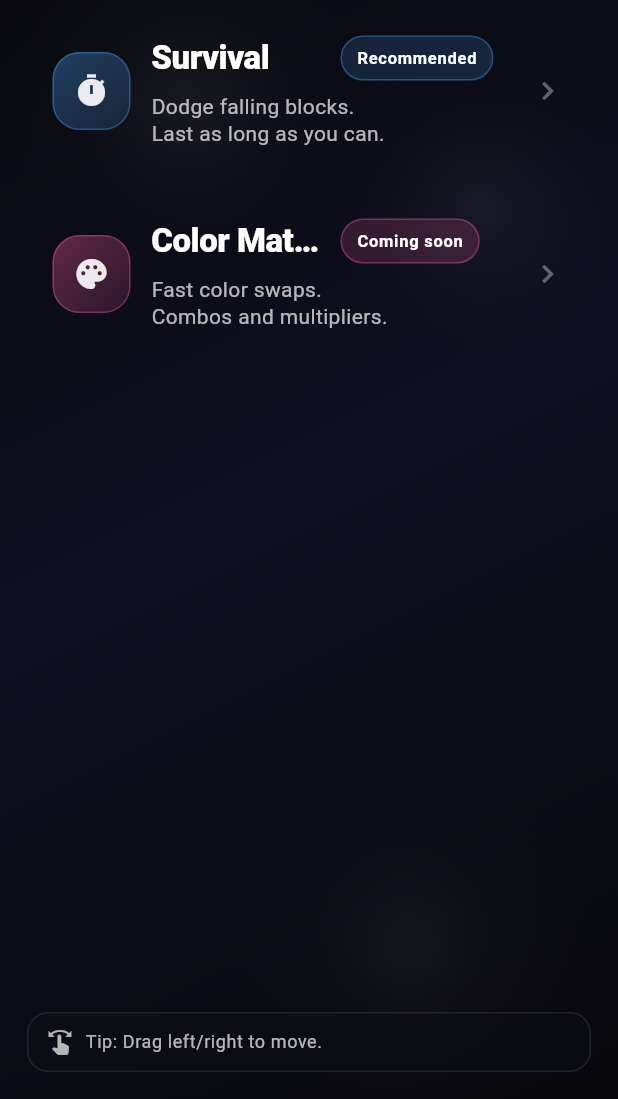
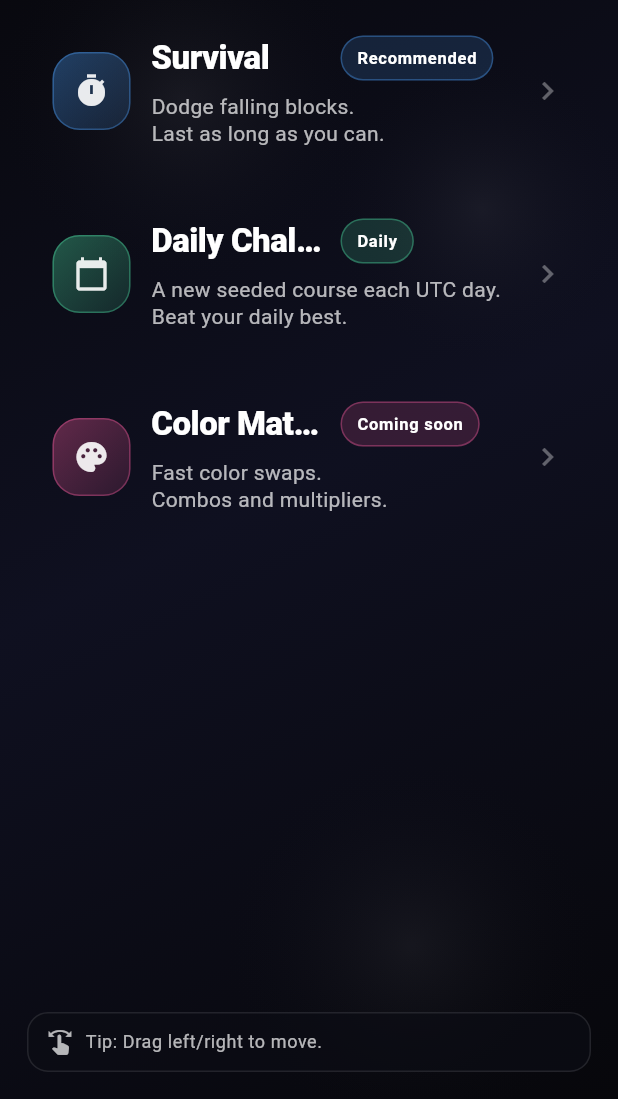
Before and after one commit to kris7011/color-dodge, a Flutter app: the screen it shows after launch, on a phone screen of 412 x 824 dp, the part 137-1236 px from its top. Run offline on Flutter 3.47's test engine with Material 3 defaults, Android fonts, the phone set to English and light mode, and no system bars; our stand-ins replace shared_preferences; missing offline and left inert: flame.

Commit message:
feat: seeded Daily Challenge mode with per-day best scores (#5)
* feat(daily): add seed and date utilities

* feat(daily): add UTC challenge tests

* feat(daily): add Daily Challenge game mode

* feat(daily): isolate daily records by UTC day

* test(daily): verify per-day record isolation

* feat(daily): support reproducibly seeded obstacle RNG

* feat(daily): load UTC day record and seed game once

* feat(daily): expose daily seeded game mode in menu

* test(daily): verify daily challenge appears in mode selection

* docs(daily): describe challenge seed, records and limitations

```diff
--- a/lib/game/color_dodge_game.dart
+++ b/lib/game/color_dodge_game.dart
@@ -70,7 +70,9 @@ class ColorDodgeGame extends FlameGame
     this.onNewBestScore,
     this.gameMode = GameMode.survival,
     double initialBestScore = 0,
-  }) : _bestScore = math.max(0.0, initialBestScore),
+    int? randomSeed,
+  }) : _random = randomSeed == null ? math.Random() : math.Random(randomSeed),
+       _bestScore = math.max(0.0, initialBestScore),
        _lastPersistedBestScore = math.max(0.0, initialBestScore);
 
   final VoidCallback? onGameOver;
@@ -78,7 +80,7 @@ class ColorDodgeGame extends FlameGame
   final GameMode gameMode;
 
   late _PlayerComponent _player;
-  final math.Random _random = math.Random();
+  final math.Random _random;
 
   final List<_ObstacleRow> _rows = [];
   final List<_PlannedRow> _plannedRows = [];
--- /dev/null
+++ b/lib/game/daily_challenge.dart
@@ -0,0 +1,14 @@
+/// Stable daily challenge identity shared across all UTC time zones.
+abstract final class DailyChallenge {
+  static String utcDayKey(DateTime moment) {
+    final utc = moment.toUtc();
+    final month = utc.month.toString().padLeft(2, '0');
+    final day = utc.day.toString().padLeft(2, '0');
+    return '${utc.year}-$month-$day';
+  }
+
+  static int seedFor(DateTime moment) {
+    final utc = moment.toUtc();
+    return utc.year * 10000 + utc.month * 100 + utc.day;
+  }
+}
--- a/lib/game/game_mode.dart
+++ b/lib/game/game_mode.dart
@@ -1 +1 @@
-enum GameMode { survival, colorMatch }
+enum GameMode { survival, dailyChallenge, colorMatch }
--- a/lib/storage/best_score_store.dart
+++ b/lib/storage/best_score_store.dart
@@ -1,14 +1,23 @@
+import '../game/daily_challenge.dart';
 import 'package:shared_preferences/shared_preferences.dart';
 
 import '../game/game_mode.dart';
 
 /// Stores each game mode's best score locally across app launches.
 class BestScoreStore {
-  const BestScoreStore(this.mode);
+  const BestScoreStore(this.mode, {this.challengeDateKey});
 
   final GameMode mode;
+  final String? challengeDateKey;
 
-  String get _key => 'color_dodge.best_score.${mode.name}';
+  String get _key {
+    if (mode == GameMode.dailyChallenge) {
+      final day = challengeDateKey ??
+          DailyChallenge.utcDayKey(DateTime.now().toUtc());
+      return 'color_dodge.best_score.${mode.name}.$day';
+    }
+    return 'color_dodge.best_score.${mode.name}';
+  }
 
   Future<double> load() async {
     final prefs = await SharedPreferences.getInstance();
--- a/lib/ui/mode_select_screen.dart
+++ b/lib/ui/mode_select_screen.dart
@@ -90,6 +90,23 @@ class ModeSelectScreen extends StatelessWidget {
                                 MaterialPageRoute(
                                   builder: (_) =>
                                       const GameScreen(mode: GameMode.survival),
+                                ),
+                              ),
+                            ),
+                            SizedBox(height: isCompactHeight ? 10 : 14),
+                            _ModeCard(
+                              title: 'Daily Challenge',
+                              subtitle:
+                                  'A new seeded course each UTC day.\nBeat your daily best.',
+                              icon: Icons.calendar_today,
+                              accent: const Color(0xFF4EE6A8),
+                              badgeText: 'Daily',
+                              compact: isCompactHeight,
+                              onTap: () => Navigator.of(context).push(
+                                MaterialPageRoute(
+                                  builder: (_) => const GameScreen(
+                                    mode: GameMode.dailyChallenge,
+                                  ),
                                 ),
                               ),
                             ),
```
Also changed, not shown: lib/ui/game_screen.dart (+12 -1 lines), 4 other files.
